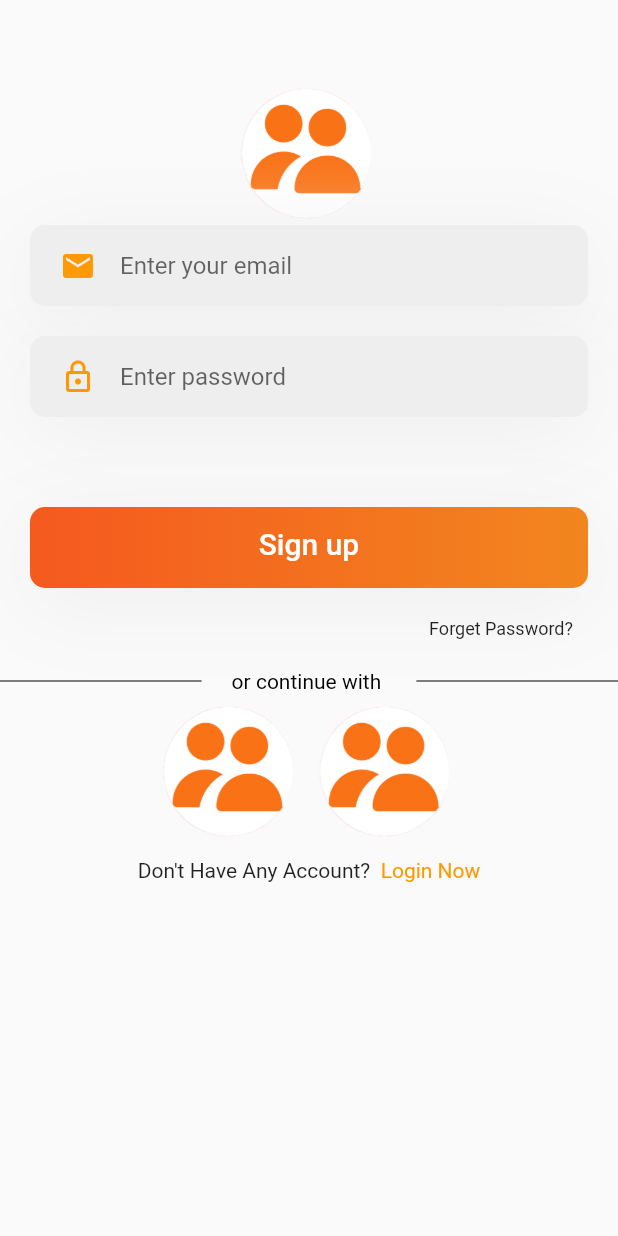
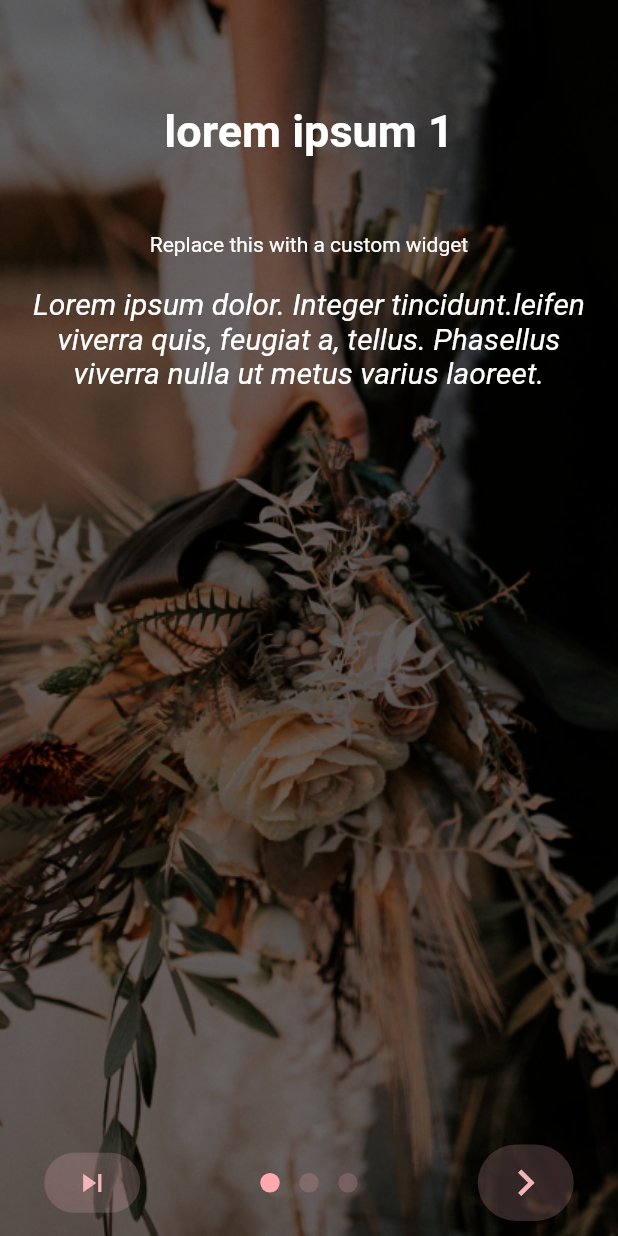
Before and after one commit to lyswedding/mobile, a Flutter app: the screen it shows after launch, on a phone screen of 412 x 824 dp. Run offline on Flutter 3.47's test engine with Material 2 defaults, Android fonts, the phone set to English and light mode, and no system bars; drawn by our look-alikes of intro_slider; our stand-ins replace google_fonts; Roboto replaces fonts that are missing (Raleway, RobotoMono).

Commit message:
fix bugs

```diff
--- /dev/null
+++ b/lib/authentification/screens/intro-screen.dart
@@ -0,0 +1,170 @@
+import 'package:flutter/material.dart';
+import 'package:intro_slider/intro_slider.dart';
+import 'package:intro_slider/slide_object.dart';
+import 'package:intro_slider/scrollbar_behavior_enum.dart';
+import 'package:lys_wedding/home/screens/home.dart';
+
+
+class IntroScreen extends StatefulWidget {
+
+  @override
+  IntroScreenState createState() => IntroScreenState();
+}
+
+// ------------------ Custom config ------------------
+class IntroScreenState extends State<IntroScreen> {
+  List<Slide> slides = [];
+
+  @override
+  void initState() {
+    super.initState();
+
+    slides.add(
+      Slide(
+        title:'lorem ipsum 1',
+        maxLineTitle: 2,
+        backgroundImage: "images/intro1.png",
+        styleTitle: const TextStyle(
+          color: Colors.white,
+          fontSize: 30.0,
+          fontWeight: FontWeight.bold,
+          fontFamily: 'RobotoMono',
+        ),
+        description:
+        "Lorem ipsum dolor. Integer tincidunt.leifen viverra quis, feugiat a, tellus. Phasellus viverra nulla ut metus varius laoreet.",
+        styleDescription: const TextStyle(
+          color: Colors.white,
+          fontSize: 20.0,
+          fontStyle: FontStyle.italic,
+          fontFamily: 'Raleway',
+        ),
+        marginDescription:
+        const EdgeInsets.only(left: 20.0, right: 20.0, top: 20.0, bottom: 70.0),
+        centerWidget: const Text("Replace this with a custom widget",
+            style: TextStyle(color: Colors.white)),
+        directionColorBegin: Alignment.topLeft,
+        directionColorEnd: Alignment.bottomRight,
+        onCenterItemPress: () {},
+      ),
+    );
+    slides.add(
+      Slide(
+        title: "CITY",
+        styleTitle: const TextStyle(
+            color: Color(0xff7FFFD4),
+            fontSize: 30.0,
+            fontWeight: FontWeight.bold,
+            fontFamily: 'RobotoMono'),
+        description:
+        "Ye indulgence unreserved connection alteration appearance",
+        styleDescription: const TextStyle(
+            color: Color(0xff7FFFD4),
+            fontSize: 20.0,
+            fontStyle: FontStyle.italic,
+            fontFamily: 'Raleway'),
+        backgroundImage: "images/intro2.png",
+        // directionColorBegin: Alignment.topRight,
+        // directionColorEnd: Alignment.bottomLeft,
+      ),
+    );
+    slides.add(
+      Slide(
+        title: "BEACH",
+        styleTitle: const TextStyle(
+            color: Color(0xffFFDAB9),
+            fontSize: 30.0,
+            fontWeight: FontWeight.bold,
+            fontFamily: 'RobotoMono'),
+        description:
+        "Much evil soon high in hope do view. Out may few northward",
+        styleDescription: const TextStyle(
+            color: Color(0xffFFDAB9),
+            fontSize: 20.0,
+            fontStyle: FontStyle.italic,
+            fontFamily: 'Raleway'),
+        backgroundImage: "images/intro3.png",
+        directionColorBegin: Alignment.topCenter,
+        directionColorEnd: Alignment.bottomCenter,
+        maxLineTextDescription: 3,
+      ),
+    );
+  }
+
+  void onDonePress() {
+    //Do what you want
+    Navigator.push(
+      context,
+      MaterialPageRoute(builder: (context) => Home()),
+    );
+  }
+
+  void onNextPress() {
+    print("onNextPress caught");
+  }
+
+  Widget renderNextBtn() {
+    return const Icon(
+      Icons.navigate_next,
+      color: Color(0xffF3B4BA),
+      size: 35.0,
+    );
+  }
+
+  Widget renderDoneBtn() {
+    return const Icon(
+      Icons.done,
+      color: Color(0xffF3B4BA),
+    );
+  }
+
+  Widget renderSkipBtn() {
+    return const Icon(
+      Icons.skip_next,
+      color: const Color(0xffF3B4BA),
+    );
+  }
+
+  ButtonStyle myButtonStyle() {
+    return ButtonStyle(
+      shape: MaterialStateProperty.all<OutlinedBorder>(const StadiumBorder()),
+     backgroundColor: MaterialStateProperty.all<Color>(const Color(0x33F3B4BA)),
+      overlayColor: MaterialStateProperty.all<Color>(const Color(0x33FFA8B0)),
+    );
+  }
+
+  @override
+  Widget build(BuildContext context) {
+    return Scaffold(
+      body: IntroSlider(
+        // List slides
+        slides: this.slides,
+
+        // Skip button
+        renderSkipBtn: this.renderSkipBtn(),
+        skipButtonStyle: myButtonStyle(),
+
+        // Next button
+        renderNextBtn: this.renderNextBtn(),
+        onNextPress: this.onNextPress,
+        nextButtonStyle: myButtonStyle(),
+
+        // Done button
+        renderDoneBtn: this.renderDoneBtn(),
+        onDonePress: this.onDonePress,
+        doneButtonStyle: myButtonStyle(),
+
+        // Dot indicator
+        colorDot: const Color(0x33FFA8B0),
+        colorActiveDot: const Color(0xffFFA8B0),
+        sizeDot: 13.0,
+
+        // Show or hide status bar
+        hideStatusBar: true,
+        //backgroundColorAllSlides: Colors.grey,
+
+        // Scrollbar
+        verticalScrollbarBehavior: scrollbarBehavior.SHOW_ALWAYS,
+      ),
+    );
+  }
+}
--- a/lib/home/screens/favorite/components/title_pages.dart
+++ b/lib/home/screens/favorite/components/title_pages.dart
@@ -19,11 +19,7 @@ class TitlePages extends StatelessWidget {
           IconButton(
               icon: Icon(Icons.arrow_back),
               onPressed: () {
-                Navigator.pop(
-                    context,
-                    MaterialPageRoute(
-                      builder: (context) => Home(),
-                    ));
+                Navigator.pop(context);
               }),
           const Padding(
             padding: EdgeInsets.only(left: 90),
--- a/lib/home/screens/favorite/screens/favoritePage.dart
+++ b/lib/home/screens/favorite/screens/favoritePage.dart
@@ -19,6 +19,7 @@ class _FavoritePageState extends State<FavoritePage> {
   @override
   Widget build(BuildContext context) {
     return Scaffold(
+      appBar: AppBar(title: Text('favoris'),),
         body: SingleChildScrollView(
             child: Column(children: [
       TitlePages(title: "Favorite"),
--- a/lib/main.dart
+++ b/lib/main.dart
@@ -1,6 +1,7 @@
 import 'package:flutter/material.dart';
 import 'package:lys_wedding/authentification/screens/login.dart';
 import 'package:lys_wedding/authentification/screens/signup.dart';
+import 'package:lys_wedding/authentification/screens/splash_screen.dart';
 import 'package:lys_wedding/home/screens/home.dart';
 
 void main() {
@@ -17,7 +18,7 @@ class MyApp extends StatelessWidget {
       debugShowCheckedModeBanner: false,
       title: 'Flutter Demo',
       theme: ThemeData(),
-      home: Login(),
+      home: SplashScreen(),
     );
   }
 }
```
Also changed, not shown: lib/authentification/screens/splash_screen.dart (added, +55 -0 lines), lib/constants.dart (added, +7 -0 lines), pubspec.yaml (+7 -2 lines), images/intro1.png (added), images/intro2.png (added), images/intro3.png (added), images/splashScreen.png (added), pubspec.lock.
